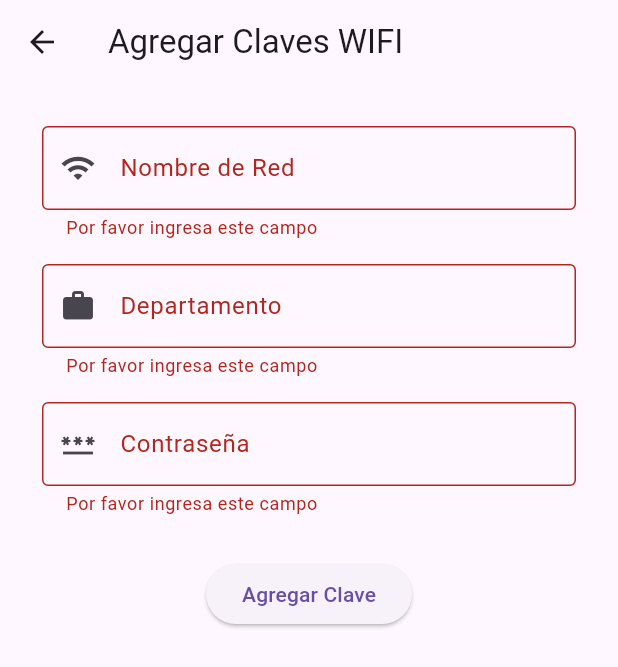
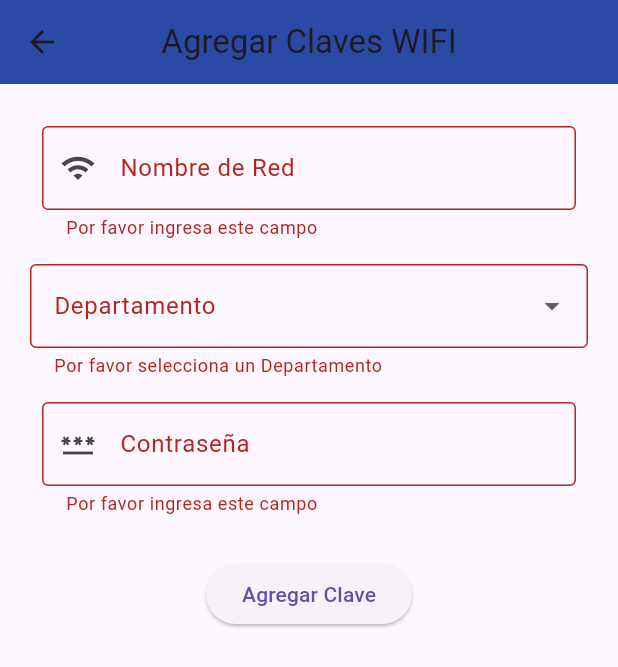
Before and after one commit to StillWiz19/Municipalidad, a Flutter app: the ClavesWifi screen opened directly, after a tap on "Agregar Clave", on a phone screen of 412 x 824 dp. Shown: the top 667 px of the screen. Run offline on Flutter 3.47's test engine with Material 3 defaults, Android fonts, the phone set to English and light mode, and no system bars; our stand-ins replace image_picker, shared_preferences; accounts and stored records are empty.

Commit message:
first_commit

```diff
--- a/lib/wifi/claveswifi.dart
+++ b/lib/wifi/claveswifi.dart
@@ -31,7 +31,10 @@ class _ClavesWifiState extends State<ClavesWifi> {
   @override
   Widget build(BuildContext context) {
     return Scaffold(
-      appBar: AppBar(title: Text('Agregar Claves WIFI')),
+      appBar: AppBar(title: Text('Agregar Claves WIFI', textAlign: TextAlign.center, style: TextStyle(fontFamily: 'Roboto')),
+      backgroundColor: Color.fromARGB(255, 43, 74, 165),
+      centerTitle: true,
+      ),
       body: SingleChildScrollView(
         padding: const EdgeInsets.all(20.0),
         child: Form(
@@ -43,11 +46,7 @@ class _ClavesWifiState extends State<ClavesWifi> {
                 labelText: "Nombre de Red",
                 prefixIcon: Icons.wifi,
               ),
-              _buildTextFormField(
-                controller: departamentoController,
-                labelText: "Departamento",
-                prefixIcon: Icons.work,
-              ),
+              _buildDepartamentoDropdown(),
               _buildTextFormField(
                 controller: contraseniaController,
                 labelText: "Contraseña",
@@ -96,6 +95,60 @@ class _ClavesWifiState extends State<ClavesWifi> {
     );
   }
 
+  Widget _buildDepartamentoDropdown() {
+    return Padding(
+      padding: const EdgeInsets.symmetric(vertical: 8.0),
+      child: DropdownButtonFormField<String>(
+        value: departamentoController.text.isNotEmpty ? departamentoController.text : null,
+        items: [
+          'Alcaldía',
+          'Secretaria Municipal',
+          'Secretaria Administración',
+          'Asesoría Jurídica',
+          'Control Interno',
+          'Transparencia',
+          'Finanzas',
+          'Inspectores',
+          'Concejo Municipal',
+          'Oficina de Partes',
+          'Secretaria de Planificaciones',
+          'Dirección de Obras',
+          'Inventario Municipal',
+          'Remuneraciones',
+          'Adquisiciones',
+          'Contabilidad',
+          'Rentas y Patentes',
+          'Tesorería',
+          'Prevencionistas',
+          'Informatica',
+          'Comunicaciones',
+          'Dirección de Recursos Humanos',
+          'Fotocopiadora',
+        ].map((String value) {
+          return DropdownMenuItem<String>(
+            value: value,
+            child: Text(value),
+          );
+        }).toList(),
+        onChanged: (String? value) {
+          setState(() {
+            departamentoController.text = value ?? '';
+          });
+        },
+        decoration: InputDecoration(
+          border: OutlineInputBorder(),
+          labelText: 'Departamento'
+        ),
+        validator: (value) {
+          if (value == null || value.isEmpty) {
+            return 'Por favor selecciona un Departamento';
+          }
+          return null;
+        },
+      ),
+    );
+  }
+
   void _guardarDatos(BuildContext context) async {
     if (_formKey.currentState!.validate()) {
       String nombreRed = nombreRedController.text;
@@ -120,8 +173,10 @@ class _ClavesWifiState extends State<ClavesWifi> {
       }
 
       nombreRedController.clear();
-      departamentoController.clear();
       contraseniaController.clear();
+      setState(() {
+        departamentoController.clear();
+      });
 
       showDialog(
         context: context,
```
